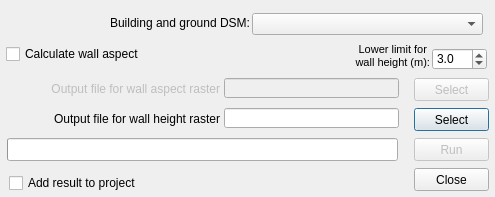
The window that WallHeight/wall_height_dialog_base.ui (UMEP-dev/UMEP) describes before a commit, drawn with Qt 5.
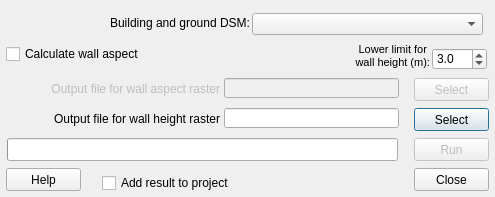
The same window after the commit.

Commit message: Adding documentation for SVFcaclulator, ShadowGenerator and Wall height

The edit to the form file:
```diff
--- a/WallHeight/wall_height_dialog_base.ui
+++ b/WallHeight/wall_height_dialog_base.ui
@@ -205,7 +205,7 @@
    </property>
    <property name="geometry">
     <rect>
-     <x>9</x>
+     <x>102</x>
      <y>174</y>
      <width>286</width>
      <height>18</height>
@@ -255,6 +255,19 @@
     <double>3.000000000000000</double>
    </property>
   </widget>
+  <widget class="QPushButton" name="pushButtonHelp">
+   <property name="geometry">
+    <rect>
+     <x>6</x>
+     <y>168</y>
+     <width>75</width>
+     <height>23</height>
+    </rect>
+   </property>
+   <property name="text">
+    <string>Help</string>
+   </property>
+  </widget>
  </widget>
  <resources/>
  <connections>
```
The commit also changes 29 other files.
